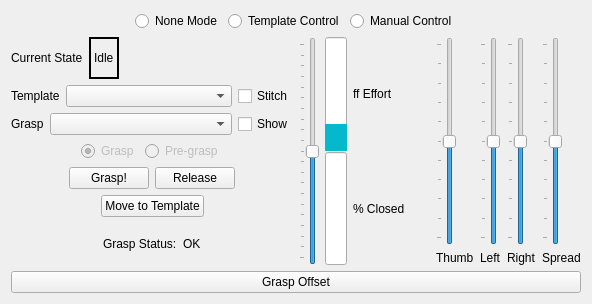
team-vigir/vigir_ocs_common, file vigir_ocs_grasp_widget/src/graspWidget.ui: the form before one commit.
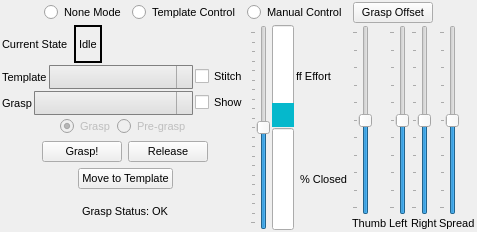
The form after the commit.

Commit message: adding joint markers and synchronization. joint markers need work on render order, working with ghost robot, and potentially animating direction of arrows

Patch:
```diff
--- a/vigir_ocs_grasp_widget/src/graspWidget.ui
+++ b/vigir_ocs_grasp_widget/src/graspWidget.ui
@@ -6,16 +6,30 @@
    <rect>
     <x>0</x>
     <y>0</y>
-    <width>592</width>
-    <height>304</height>
+    <width>477</width>
+    <height>232</height>
    </rect>
   </property>
+  <property name="font">
+   <font>
+    <pointsize>8</pointsize>
+   </font>
+  </property>
   <property name="windowTitle">
    <string>graspWidget</string>
   </property>
   <layout class="QVBoxLayout" name="mainLayout">
+   <property name="spacing">
+    <number>2</number>
+   </property>
+   <property name="margin">
+    <number>2</number>
+   </property>
    <item>
     <layout class="QHBoxLayout" name="horizontalLayout">
+     <property name="spacing">
+      <number>6</number>
+     </property>
      <item>
       <spacer name="horizontalSpacer">
        <property name="orientation">
@@ -59,6 +73,13 @@
        </attribute>
       </widget>
      </item>
+     <item>
+      <widget class="QPushButton" name="graspOffsetButton">
+       <property name="text">
+        <string>Grasp Offset</string>
+       </property>
+      </widget>
+     </item>
      <item>
       <spacer name="horizontalSpacer_2">
        <property name="orientation">
@@ -77,11 +98,17 @@
    <item>
     <widget class="QWidget" name="widget" native="true">
      <layout class="QHBoxLayout" name="horizontalLayout_11">
+      <property name="spacing">
+       <number>2</number>
+      </property>
       <property name="margin">
        <number>0</number>
       </property>
       <item>
        <layout class="QVBoxLayout" name="verticalLayout_2">
+        <property name="spacing">
+         <number>2</number>
+        </property>
         <item>
          <layout class="QHBoxLayout" name="horizontalLayout_2">
           <item>
@@ -124,6 +151,9 @@
         </item>
         <item>
          <layout class="QHBoxLayout" name="horizontalLayout_5">
+          <property name="spacing">
+           <number>2</number>
+          </property>
           <item>
            <widget class="QLabel" name="label_2">
             <property name="text">
@@ -139,6 +169,60 @@
               <verstretch>0</verstretch>
              </sizepolicy>
             </property>
+            <property name="styleSheet">
+             <string notr="true"> QComboBox {
+     border: 1px solid gray;
+     border-radius: 1px;
+     padding: 3px 18px 3px 0px;
+     font: &quot;Ubuntu&quot;;
+     font-size: 12px;
+ }
+
+ QComboBox:editable {
+     background: white;
+ }
+
+ QComboBox:!editable, QComboBox::drop-down:editable {
+      background: qlineargradient(spread:pad, x1:0, y1:0, x2:0, y2:1, stop:0 rgba(240, 240, 240, 255), stop:1 rgba(222, 222, 222, 255));
+ }
+
+ /* QComboBox gets the &quot;on&quot; state when the popup is open */
+ QComboBox:!editable:on, QComboBox::drop-down:editable:on {
+     background: qlineargradient(x1: 0, y1: 0, x2: 0, y2: 1,
+                                 stop: 0 #D3D3D3, stop: 0.4 #D8D8D8,
+                                 stop: 0.5 #DDDDDD, stop: 1.0 #E1E1E1);
+ }
+
+ QComboBox:on { /* shift the text when the popup opens */
+     padding-top: 3px;
+     padding-left: 4px;
+ }
+
+ QComboBox::drop-down {
+     subcontrol-origin: padding;
+     subcontrol-position: top right;
+     width: 15px;
+
+     border-left-width: 1px;
+     border-left-color: darkgray;
+     border-left-style: solid; /* just a single line */
+     border-top-right-radius: 3px; /* same radius as the QComboBox */
+     border-bottom-right-radius: 3px;
+     background: qlineargradient(x1: 0, y1: 0, x2: 0, y2: 1,
+                                  stop: 0 #E1E1E1, stop: 0.4 #DDDDDD,
+                                  stop: 0.5 #D8D8D8, stop: 1.0 #D3D3D3);
+ }
+
+ QComboBox::down-arrow:on { /* shift the arrow when popup is open */
+     top: 1px;
+     left: 1px;
+ }
+
+ QComboBox QAbstractItemView {
+     border: 2px solid darkgray;
+     selection-background-color: lightgray;
+ }</string>
+            </property>
            </widget>
           </item>
           <item>
@@ -152,6 +236,9 @@
         </item>
         <item>
          <layout class="QHBoxLayout" name="horizontalLayout_6">
+          <property name="spacing">
+           <number>2</number>
+          </property>
           <item>
            <widget class="QLabel" name="label_3">
             <property name="text">
@@ -167,6 +254,60 @@
               <verstretch>0</verstretch>
              </sizepolicy>
             </property>
+            <property name="styleSheet">
+             <string notr="true"> QComboBox {
+     border: 1px solid gray;
+     border-radius: 1px;
+     padding: 3px 18px 3px 0px;
+     font: &quot;Ubuntu&quot;;
+     font-size: 12px;
+ }
+
+ QComboBox:editable {
+     background: white;
+ }
+
+ QComboBox:!editable, QComboBox::drop-down:editable {
+      background: qlineargradient(spread:pad, x1:0, y1:0, x2:0, y2:1, stop:0 rgba(240, 240, 240, 255), stop:1 rgba(222, 222, 222, 255));
+ }
+
+ /* QComboBox gets the &quot;on&quot; state when the popup is open */
+ QComboBox:!editable:on, QComboBox::drop-down:editable:on {
+     background: qlineargradient(x1: 0, y1: 0, x2: 0, y2: 1,
+                                 stop: 0 #D3D3D3, stop: 0.4 #D8D8D8,
+                                 stop: 0.5 #DDDDDD, stop: 1.0 #E1E1E1);
+ }
+
+ QComboBox:on { /* shift the text when the popup opens */
+     padding-top: 3px;
+     padding-left: 4px;
+ }
+
+ QComboBox::drop-down {
+     subcontrol-origin: padding;
+     subcontrol-position: top right;
+     width: 15px;
+
+     border-left-width: 1px;
+     border-left-color: darkgray;
+     border-left-style: solid; /* just a single line */
+     border-top-right-radius: 3px; /* same radius as the QComboBox */
+     border-bottom-right-radius: 3px;
+     background: qlineargradient(x1: 0, y1: 0, x2: 0, y2: 1,
+                                  stop: 0 #E1E1E1, stop: 0.4 #DDDDDD,
+                                  stop: 0.5 #D8D8D8, stop: 1.0 #D3D3D3);
+ }
+
+ QComboBox::down-arrow:on { /* shift the arrow when popup is open */
+     top: 1px;
+     left: 1px;
+ }
+
+ QComboBox QAbstractItemView {
+     border: 2px solid darkgray;
+     selection-background-color: lightgray;
+ }</string>
+            </property>
            </widget>
           </item>
           <item>
@@ -180,6 +321,9 @@
         </item>
         <item>
          <layout class="QHBoxLayout" name="horizontalLayout_8">
+          <property name="spacing">
+           <number>2</number>
+          </property>
           <item>
            <spacer name="horizontalSpacer_8">
             <property name="orientation">
@@ -236,6 +380,15 @@
         </item>
         <item>
          <layout class="QHBoxLayout" name="horizontalLayout_7">
+          <property name="spacing">
+           <number>6</number>
+          </property>
+          <property name="topMargin">
+           <number>2</number>
+          </property>
+          <property name="bottomMargin">
+           <number>2</number>
+          </property>
           <item>
            <spacer name="horizontalSpacer_6">
             <property name="orientation">
@@ -283,6 +436,18 @@
         </item>
         <item>
          <layout class="QHBoxLayout" name="horizontalLayout_3">
+          <property name="spacing">
+           <number>2</number>
+          </property>
+          <property name="leftMargin">
+           <number>0</number>
+          </property>
+          <property name="topMargin">
+           <number>2</number>
+          </property>
+          <property name="bottomMargin">
+           <number>2</number>
+          </property>
           <item>
            <spacer name="horizontalSpacer_17">
             <property name="orientation">
@@ -320,6 +485,9 @@
         </item>
         <item>
          <layout class="QHBoxLayout" name="horizontalLayout_9">
+          <property name="spacing">
+           <number>2</number>
+          </property>
           <item>
            <spacer name="horizontalSpacer_10">
             <property name="orientation">
@@ -367,6 +535,9 @@
       <item>
        <widget class="QWidget" name="widget_2" native="true">
         <layout class="QVBoxLayout" name="verticalLayout_6">
+         <property name="spacing">
+          <number>3</number>
+         </property>
          <property name="margin">
           <number>0</number>
          </property>
@@ -377,11 +548,17 @@
            </property>
            <widget class="QWidget" name="page">
             <layout class="QHBoxLayout" name="horizontalLayout_13">
+             <property name="spacing">
+              <number>2</number>
+             </property>
              <property name="margin">
               <number>0</number>
              </property>
              <item>
               <layout class="QVBoxLayout" name="verticalLayout_4">
+               <property name="spacing">
+                <number>2</number>
+               </property>
                <item>
                 <widget class="QSlider" name="userSlider">
                  <property name="layoutDirection">
@@ -413,6 +590,9 @@
                </property>
                <item>
                 <layout class="QHBoxLayout" name="horizontalLayout_12">
+                 <property name="spacing">
+                  <number>2</number>
+                 </property>
                  <item>
                   <widget class="QProgressBar" name="forceGraph">
                    <property name="styleSheet">
@@ -476,10 +656,19 @@
              </item>
              <item>
               <layout class="QVBoxLayout" name="verticalLayout">
+               <property name="spacing">
+                <number>2</number>
+               </property>
                <item>
                 <layout class="QHBoxLayout" name="horizontalLayout_18">
+                 <property name="spacing">
+                  <number>2</number>
+                 </property>
                  <item>
                   <layout class="QVBoxLayout" name="verticalLayout_9">
+                   <property name="spacing">
+                    <number>2</number>
+                   </property>
                    <item>
                     <widget class="QSlider" name="verticalSlider">
                      <property name="minimum">
@@ -510,6 +699,9 @@
                  </item>
                  <item>
                   <layout class="QVBoxLayout" name="verticalLayout_10">
+                   <property name="spacing">
+                    <number>2</number>
+                   </property>
                    <item>
                     <widget class="QSlider" name="verticalSlider_2">
                      <property name="minimum">
@@ -540,6 +732,9 @@
                  </item>
                  <item>
                   <layout class="QVBoxLayout" name="verticalLayout_11">
+                   <property name="spacing">
+                    <number>2</number>
+                   </property>
                    <item>
                     <widget class="QSlider" name="verticalSlider_3">
                      <property name="minimum">
@@ -570,6 +765,9 @@
                  </item>
                  <item>
                   <layout class="QVBoxLayout" name="verticalLayout_12">
+                   <property name="spacing">
+                    <number>2</number>
+                   </property>
                    <item>
                     <widget class="QSlider" name="verticalSlider_4">
                      <property name="minimum">
@@ -613,13 +811,6 @@
      </layout>
     </widget>
    </item>
-   <item>
-    <widget class="QPushButton" name="pushButton">
-     <property name="text">
-      <string>Grasp Offset</string>
-     </property>
-    </widget>
-   </item>
   </layout>
  </widget>
  <layoutdefault spacing="6" margin="11"/>
```
The commit also changes 16 other files.
